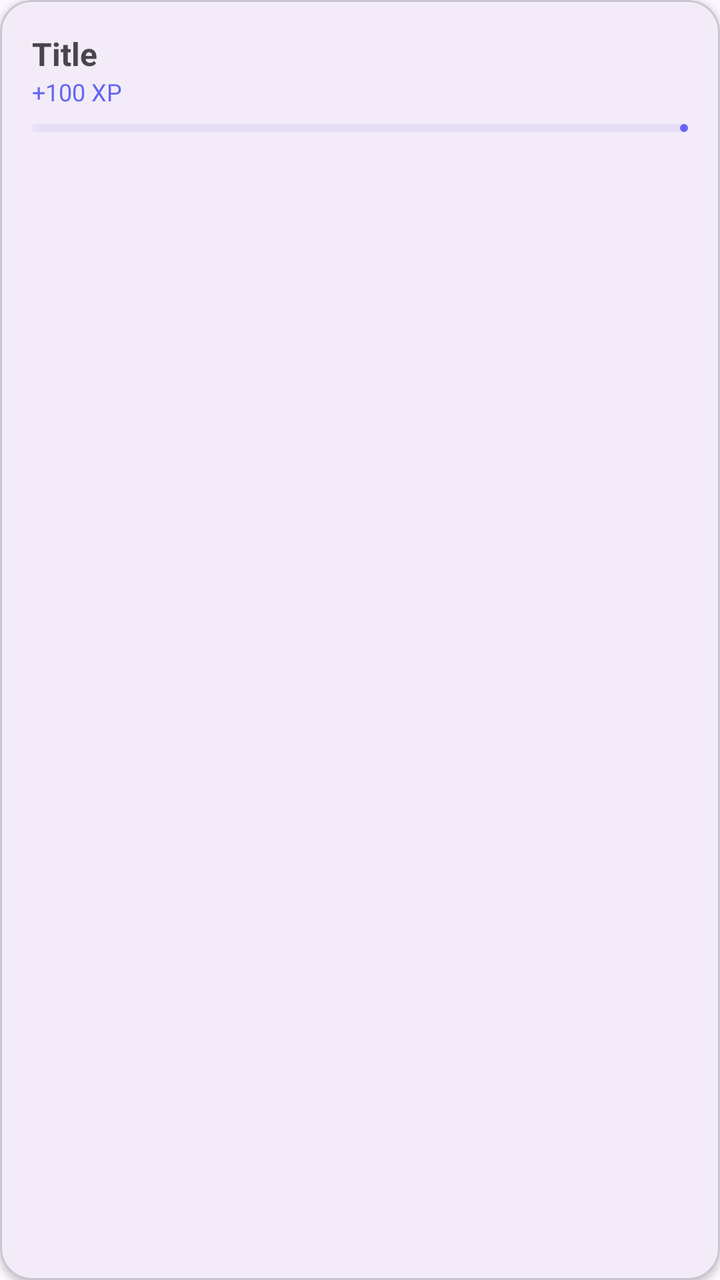
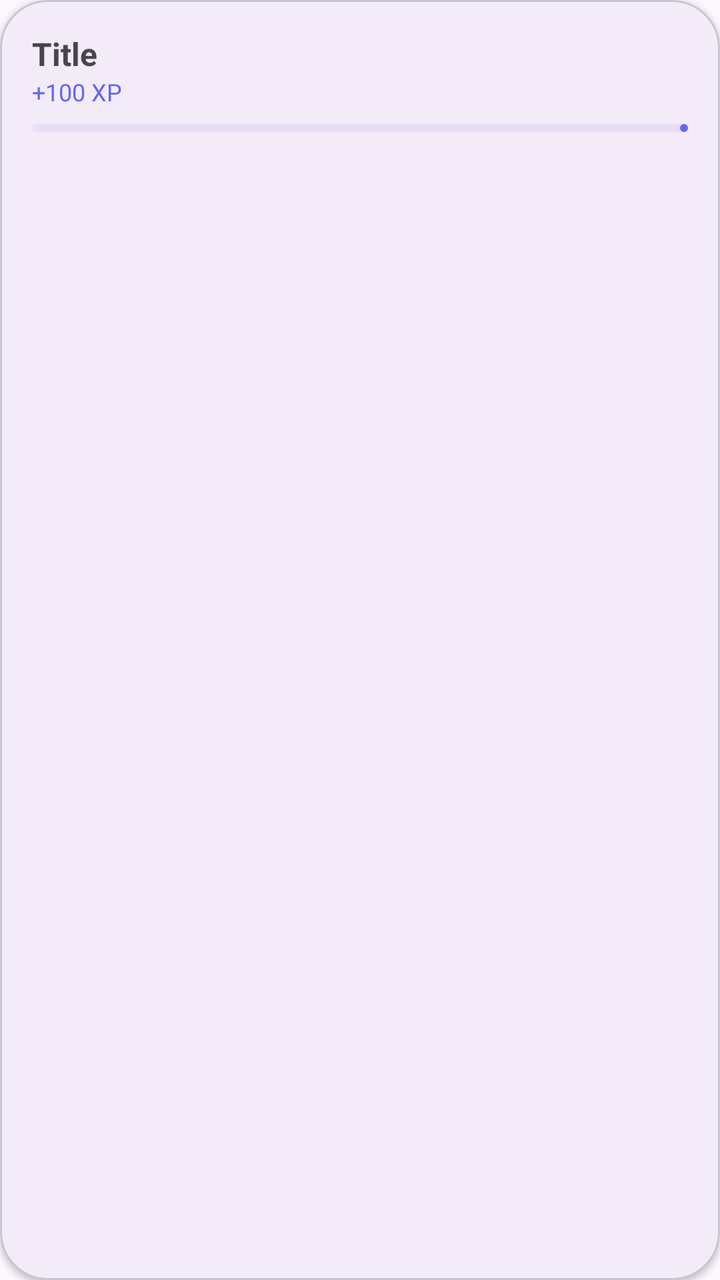

Two renders of the same Android screen: before a commit and after it. Below are the layout's source before the change and the commit's diff.
<!-- AndroidManifest.xml: application theme Theme.Quiz -->
<!-- res/layout/item_quest.xml -->
<?xml version="1.0" encoding="utf-8"?>
<com.google.android.material.card.MaterialCardView xmlns:android="http://schemas.android.com/apk/res/android"
    xmlns:app="http://schemas.android.com/apk/res-auto"
    android:layout_width="match_parent"
    android:layout_height="wrap_content"
    android:layout_marginBottom="12dp"
    app:cardCornerRadius="16dp"
    app:cardElevation="2dp">

    <LinearLayout
        android:layout_width="match_parent"
        android:layout_height="wrap_content"
        android:orientation="horizontal"
        android:padding="16dp"
        android:gravity="center_vertical">

        <LinearLayout
            android:layout_width="0dp"
            android:layout_height="wrap_content"
            android:layout_weight="1"
            android:orientation="vertical">

            <TextView
                android:id="@+id/tvQuestTitle"
                android:layout_width="wrap_content"
                android:layout_height="wrap_content"
                android:text="Title"
                android:textSize="16sp"
                android:textStyle="bold" />

            <TextView
                android:id="@+id/tvQuestReward"
                android:layout_width="wrap_content"
                android:layout_height="wrap_content"
                android:text="+100 XP"
                android:textColor="@color/brand_purple"
                android:textSize="12sp" />

            <com.google.android.material.progressindicator.LinearProgressIndicator
                android:id="@+id/pbQuest"
                android:layout_width="match_parent"
                android:layout_height="wrap_content"
                android:layout_marginTop="8dp"
                app:indicatorColor="@color/brand_purple"
                app:trackCornerRadius="4dp" />
        </LinearLayout>

        <Button
            android:id="@+id/btnClaim"
            style="@style/Widget.Material3.Button.TonalButton"
            android:layout_width="wrap_content"
            android:layout_height="wrap_content"
            android:layout_marginStart="16dp"
            android:text="Забрать"
            android:visibility="gone" />

        <ImageView
            android:id="@+id/ivCheck"
            android:layout_width="32dp"
            android:layout_height="32dp"
            android:layout_marginStart="16dp"
            android:src="@android:drawable/checkbox_on_background"
            app:tint="@color/brand_blue"
            android:visibility="gone" />
    </LinearLayout>
</com.google.android.material.card.MaterialCardView>
<!-- resources referenced by this layout -->
<resources>
  <color name="brand_blue">#3B82F6</color>
  <color name="brand_purple">#6366F1</color>
  <style name="Theme.Quiz" parent="Base.Theme.Quiz" />
  <style name="Base.Theme.Quiz" parent="Theme.Material3.Light.NoActionBar">
          
          
      </style>
</resources>

<!-- the commit's change to res/layout/item_quest.xml (unified diff, before → after) -->
@@ -4,7 +4,7 @@
     android:layout_width="match_parent"
     android:layout_height="wrap_content"
     android:layout_marginBottom="12dp"
-    app:cardCornerRadius="16dp"
+    app:cardCornerRadius="24dp"
     app:cardElevation="2dp">
 
     <LinearLayout
